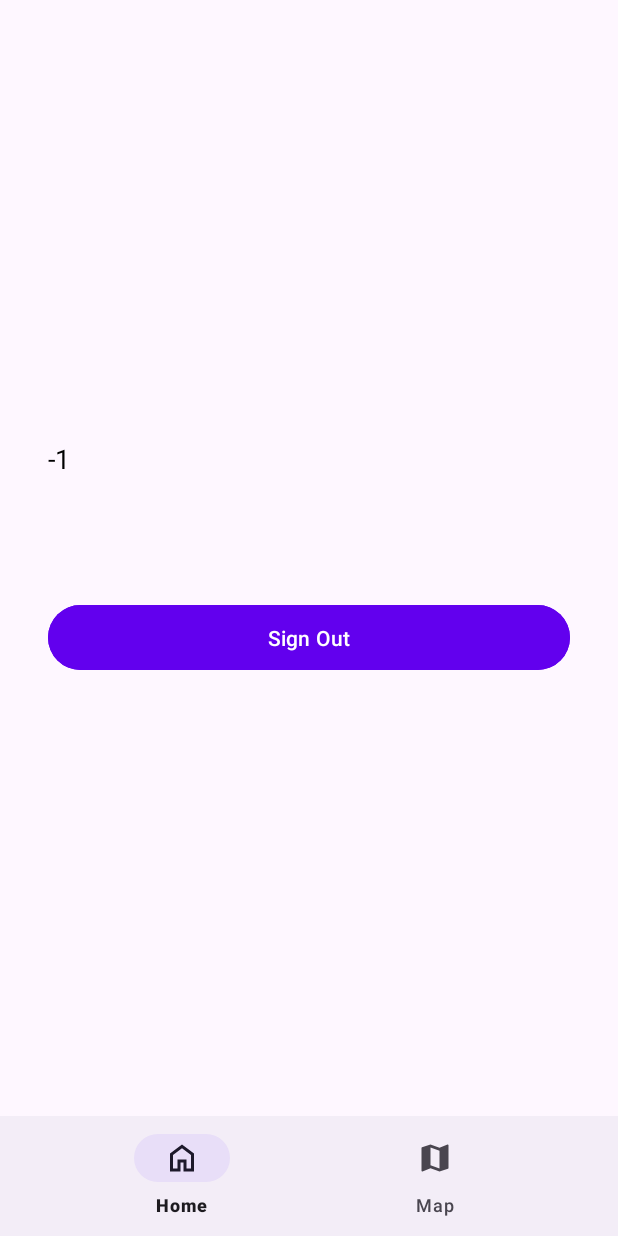
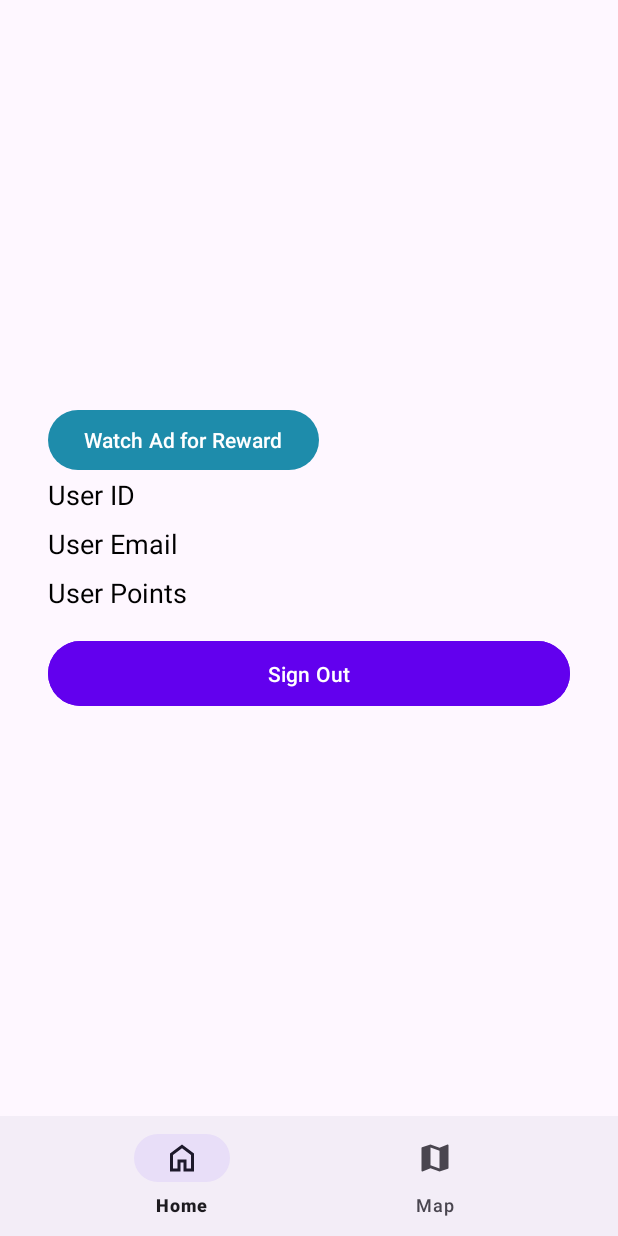
Before and after one commit to Johamatt/RR-Android, an Android app built with Jetpack Compose: the screen it shows after launch (MainActivity), on a phone screen of 412 x 824 dp. Run offline under Robolectric (Android 15) with nearby library versions, the phone set to English and light mode, and no system bars; our stand-ins replace AdMob; pictures from the network do not load; 1 statement that could not run was skipped.

```diff
--- a/app/build.gradle.kts
+++ b/app/build.gradle.kts
@@ -64,7 +64,7 @@ dependencies {
     implementation ("com.android.volley:volley:1.2.1")
     implementation ("com.google.android.gms:play-services-auth:20.4.0")
     implementation ("com.google.android.material:material:1.9.0")
-
+    implementation("com.google.android.gms:play-services-ads:23.2.0")
     implementation(libs.androidx.core.ktx)
     implementation(libs.androidx.lifecycle.runtime.ktx)
     implementation(libs.androidx.activity.compose)
--- a/app/src/main/AndroidManifest.xml
+++ b/app/src/main/AndroidManifest.xml
@@ -22,6 +22,10 @@
         android:supportsRtl="true"
         android:theme="@style/Theme.Sportgeoapp"
         tools:targetApi="31">
+        <meta-data
+            android:name="com.google.android.gms.ads.APPLICATION_ID"
+            android:value="@string/admob_app_id"/>
+
         <activity
             android:name=".ui.activity.LoginActivity"
             android:exported="true"
--- a/app/src/main/java/com/example/sport_geo_app/MainActivity.kt
+++ b/app/src/main/java/com/example/sport_geo_app/MainActivity.kt
@@ -3,10 +3,8 @@ package com.example.sport_geo_app
 import android.os.Bundle
 import androidx.appcompat.app.AppCompatActivity
 import androidx.fragment.app.Fragment
-import androidx.lifecycle.ViewModelProvider
 import com.example.sport_geo_app.ui.fragment.HomeFragment
 import com.example.sport_geo_app.ui.fragment.MapFragment
-import com.example.sport_geo_app.ui.viewmodel.UserViewModel
 import com.google.android.material.bottomnavigation.BottomNavigationView
 
 
@@ -17,15 +15,6 @@ class MainActivity : AppCompatActivity() {
     override fun onCreate(savedInstanceState: Bundle?) {
         super.onCreate(savedInstanceState)
         setContentView(R.layout.activity_main)
-
-        val userId = intent.getIntExtra("user_id", -1)
-        val userEmail = intent.getStringExtra("user_email")
-        val userPoints = intent.getStringExtra("user_points")
-
-        val userViewModel = ViewModelProvider(this).get(UserViewModel::class.java)
-        userViewModel.setUserId(userId)
-        userViewModel.setUserEmail(userEmail ?: "")
-        userViewModel.setUserPoints(userPoints ?: "")
 
         bottomNavigationView = findViewById(R.id.bottom_navigation)
 
--- a/app/src/main/java/com/example/sport_geo_app/ui/fragment/HomeFragment.kt
+++ b/app/src/main/java/com/example/sport_geo_app/ui/fragment/HomeFragment.kt
@@ -2,6 +2,7 @@ package com.example.sport_geo_app.ui.fragment
 import android.content.Context
 import android.content.Intent
 import android.os.Bundle
+import android.util.Log
 import android.view.LayoutInflater
 import android.view.View
 import android.view.ViewGroup
@@ -14,11 +15,10 @@ import androidx.lifecycle.ViewModelProvider
 import com.example.sport_geo_app.R
 import com.example.sport_geo_app.ui.activity.LoginActivity
 import com.example.sport_geo_app.ui.viewmodel.UserViewModel
+import com.example.sport_geo_app.utils.AdManager
 import com.google.android.gms.auth.api.signin.GoogleSignIn
 import com.google.android.gms.auth.api.signin.GoogleSignInClient
 import com.google.android.gms.auth.api.signin.GoogleSignInOptions
-import com.google.android.gms.tasks.OnCompleteListener
-
 class HomeFragment : Fragment() {
 
     private lateinit var gso: GoogleSignInOptions
@@ -26,11 +26,21 @@ class HomeFragment : Fragment() {
     private lateinit var signOutBtn: Button
     private lateinit var userViewModel: UserViewModel
 
+    private lateinit var adManager: AdManager
+    private lateinit var loadAdBtn: Button
+
     override fun onCreateView(
         inflater: LayoutInflater, container: ViewGroup?,
         savedInstanceState: Bundle?
     ): View? {
         val view = inflater.inflate(R.layout.fragment_home, container, false)
+
+        adManager = AdManager(requireContext())
+
+        loadAdBtn = view.findViewById(R.id.load_ad_btn)
+        loadAdBtn.setOnClickListener {
+            showRewardedAd()
+        }
 
         gso = GoogleSignInOptions.Builder(GoogleSignInOptions.DEFAULT_SIGN_IN)
             .requestEmail()
@@ -59,20 +69,30 @@ class HomeFragment : Fragment() {
         return view
     }
 
+    private fun showRewardedAd() {
+        adManager.showRewardedAd { rewardItem ->
+            val rewardAmount = rewardItem.amount
+            val rewardType = rewardItem.type
+            Log.d("HomeFragment", "User earned the reward: $rewardAmount $rewardType")
+            // rewardUser(userViewModel.userId.value ?: -1, rewardAmount)
+        }
+    }
+
     private fun signOut() {
-        gsc.signOut().addOnCompleteListener(requireActivity(), OnCompleteListener<Void> { task ->
+        gsc.signOut().addOnCompleteListener(requireActivity()) { task ->
             if (task.isSuccessful) {
                 // Clear SharedPreferences
                 val sharedPreferences = requireActivity().getSharedPreferences("user_prefs", Context.MODE_PRIVATE)
-                val editor = sharedPreferences.edit()
-                editor.clear()
-                editor.apply()
+                with(sharedPreferences.edit()) {
+                    clear()
+                    apply()
+                }
 
                 activity?.finish()
                 startActivity(Intent(activity, LoginActivity::class.java))
             } else {
                 Toast.makeText(requireContext(), "Sign out failed", Toast.LENGTH_SHORT).show()
             }
-        })
+        }
     }
 }
--- /dev/null
+++ b/app/src/main/java/com/example/sport_geo_app/utils/AdManager.kt
@@ -0,0 +1,79 @@
+package com.example.sport_geo_app.utils
+
+import android.app.Activity
+import android.content.Context
+import android.util.Log
+import android.widget.Toast
+import com.google.android.gms.ads.AdRequest
+import com.google.android.gms.ads.FullScreenContentCallback
+import com.google.android.gms.ads.LoadAdError
+import com.google.android.gms.ads.MobileAds
+
+import com.google.android.gms.ads.rewarded.RewardItem
+import com.google.android.gms.ads.rewarded.RewardedAd
+import com.google.android.gms.ads.rewarded.RewardedAdLoadCallback
+
+class AdManager(private val context: Context) {
+
+    private var rewardedAd: RewardedAd? = null
+    private val TAG = "AdManager"
+
+    init {
+        // Initialize Mobile Ads SDK
+        MobileAds.initialize(context) {}
+        loadRewardedAd()
+    }
+
+    private fun loadRewardedAd() {
+        val adRequest = AdRequest.Builder().build()  // TODO replace google test ad unit ID
+        RewardedAd.load(context, "ca-app-pub-3940256099942544/5224354917", adRequest, object : RewardedAdLoadCallback() {
+            override fun onAdFailedToLoad(adError: LoadAdError) {
+                adError?.toString()?.let { Log.d(TAG, it) }
+                rewardedAd = null
+            }
+
+            override fun onAdLoaded(ad: RewardedAd) {
+                Log.d(TAG, "Ad was loaded.")
+                rewardedAd = ad
+                setFullScreenContentCallback()
+            }
+        })
+    }
+
+    private fun setFullScreenContentCallback() {
+        rewardedAd?.fullScreenContentCallback = object : FullScreenContentCallback() {
+            override fun onAdClicked() {
+                Log.d(TAG, "Ad was clicked.")
+            }
+
+            override fun onAdDismissedFullScreenContent() {
+                Log.d(TAG, "Ad dismissed fullscreen content.")
+                rewardedAd = null
+                loadRewardedAd() // Load a new ad
+            }
+
+            override fun onAdFailedToShowFullScreenContent(adError: com.google.android.gms.ads.AdError) {
+                Log.e(TAG, "Ad failed to show fullscreen content.")
+                rewardedAd = null
+            }
+
+            override fun onAdImpression() {
+                Log.d(TAG, "Ad recorded an impression.")
+            }
+
+            override fun onAdShowedFullScreenContent() {
+                Log.d(TAG, "Ad showed fullscreen content.")
+            }
+        }
+    }
+
+    fun showRewardedAd(onUserEarnedReward: (RewardItem) -> Unit) {
+        rewardedAd?.let { ad ->
+            ad.show(context as Activity) { rewardItem: RewardItem ->
+                onUserEarnedReward(rewardItem)
+            }
+        } ?: run {
+            Toast.makeText(context, "Ad is not loaded yet", Toast.LENGTH_SHORT).show()
+        }
+    }
+}
--- a/app/src/main/res/layout/fragment_home.xml
+++ b/app/src/main/res/layout/fragment_home.xml
@@ -14,6 +14,12 @@
         android:orientation="vertical"
         android:elevation="4dp"
         android:padding="16dp">
+
+        <Button
+            android:id="@+id/load_ad_btn"
+            android:layout_width="wrap_content"
+            android:layout_height="wrap_content"
+            android:text="Watch Ad for Reward" />
 
         <TextView
             android:id="@+id/user_id_text_view"
```
